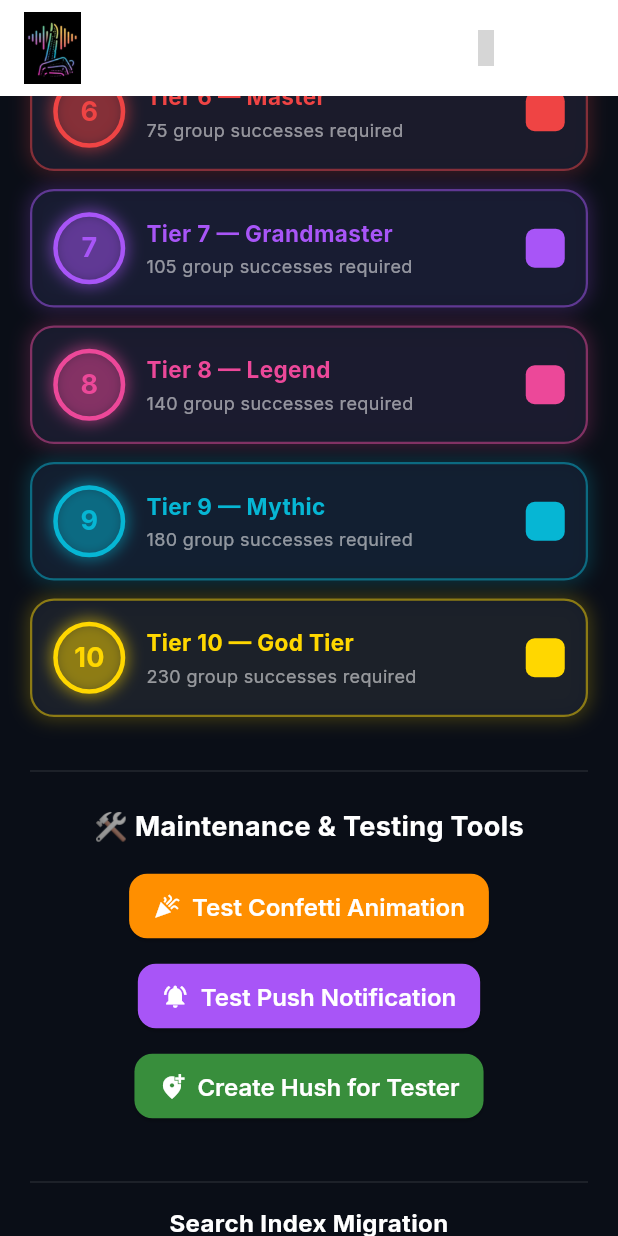
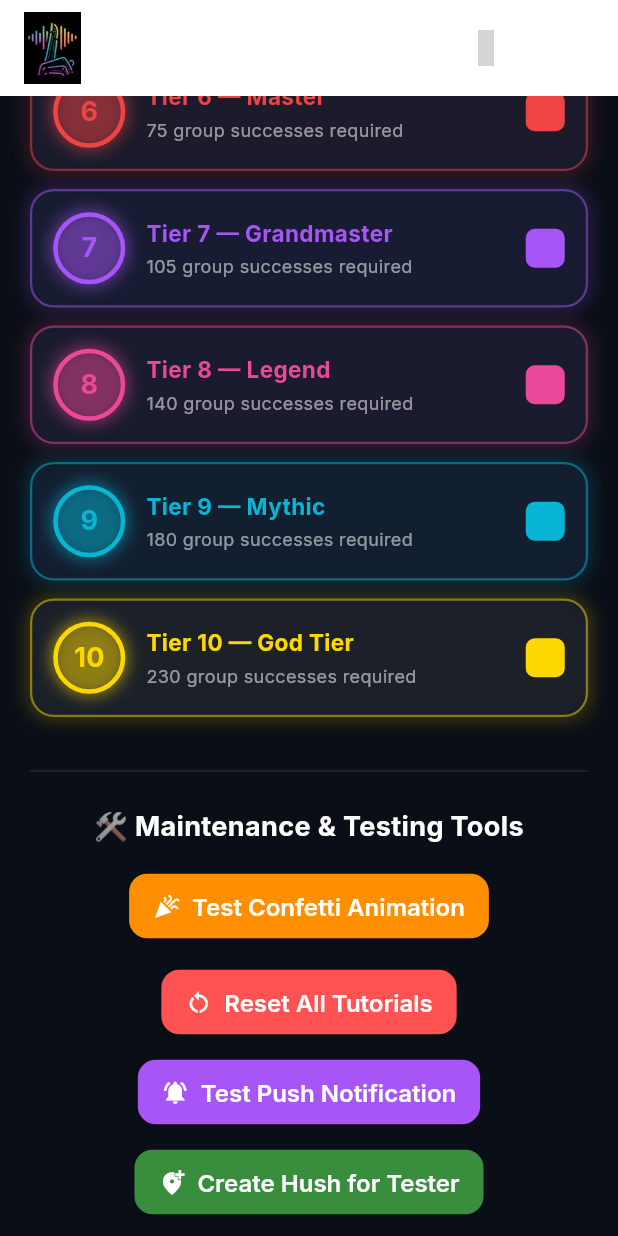
Before and after one commit to Chiprut-Eight/hush-app, a Flutter app: the _MaintenanceView screen opened directly, scrolled down 576 dp, on a phone screen of 412 x 824 dp. Run offline on Flutter 3.47's test engine with Material 3 defaults, Android fonts, the phone set to English and light mode, and no system bars; our stand-ins replace cloud_firestore, cloud_functions, confetti, firebase_analytics, firebase_auth, firebase_core and 15 more; missing offline and left inert: audio_session, phosphoricons_flutter, record, screen_protector, tutorial_coach_mark; accounts and stored records are empty; statements that could not run were skipped; grey boxes are pictures that could not be loaded.

Commit message:
Move reset button to admin, fix self-follow, fix tutorial save on dismiss

```diff
--- a/lib/screens/admin_screen.dart
+++ b/lib/screens/admin_screen.dart
@@ -1428,6 +1428,41 @@
             ),
           ),
         ),
+        const SizedBox(height: 16),
+        Center(
+          child: ElevatedButton(
+            onPressed: () {
+              final user = context.read<AuthProvider>().firebaseUser;
+              if (user != null) {
+                FirebaseFirestore.instance
+                    .collection('users')
+                    .doc(user.uid)
+                    .update({
+                  'hasSeenTutorial': false,
+                  'hasSeenFollowingTutorialV6': false,
+                });
+                ScaffoldMessenger.of(context).showSnackBar(const SnackBar(content: Text("Tutorials reset! Restart app.")));
+              }
+            },
+            style: ElevatedButton.styleFrom(
+              backgroundColor: Colors.redAccent,
+              foregroundColor: Colors.white,
+              shape: RoundedRectangleBorder(borderRadius: BorderRadius.circular(12)),
+              padding: const EdgeInsets.symmetric(horizontal: 16, vertical: 12),
+            ),
+            child: const FittedBox(
+              fit: BoxFit.scaleDown,
+              child: Row(
+                mainAxisSize: MainAxisSize.min,
+                children: [
+                  Icon(Icons.restart_alt),
+                  SizedBox(width: 8),
+                  Text('Reset All Tutorials'),
+                ],
+              ),
+            ),
+          ),
+        ),
         const SizedBox(height: 12),
         Center(
           child: ElevatedButton(
```
Also changed, not shown: lib/screens/following_screen.dart (+9 -1 lines), lib/screens/settings_screen.dart (+0 -17 lines).
